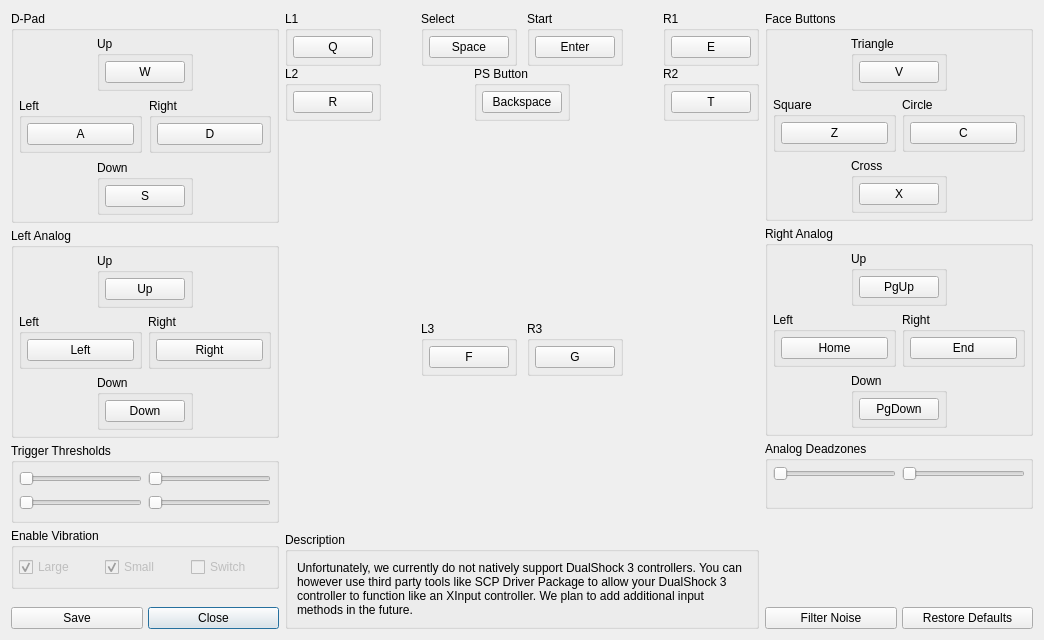
Old version of the form rpcs3/rpcs3qt/pad_settings_dialog.ui in the repository RPCS3/rpcs3.
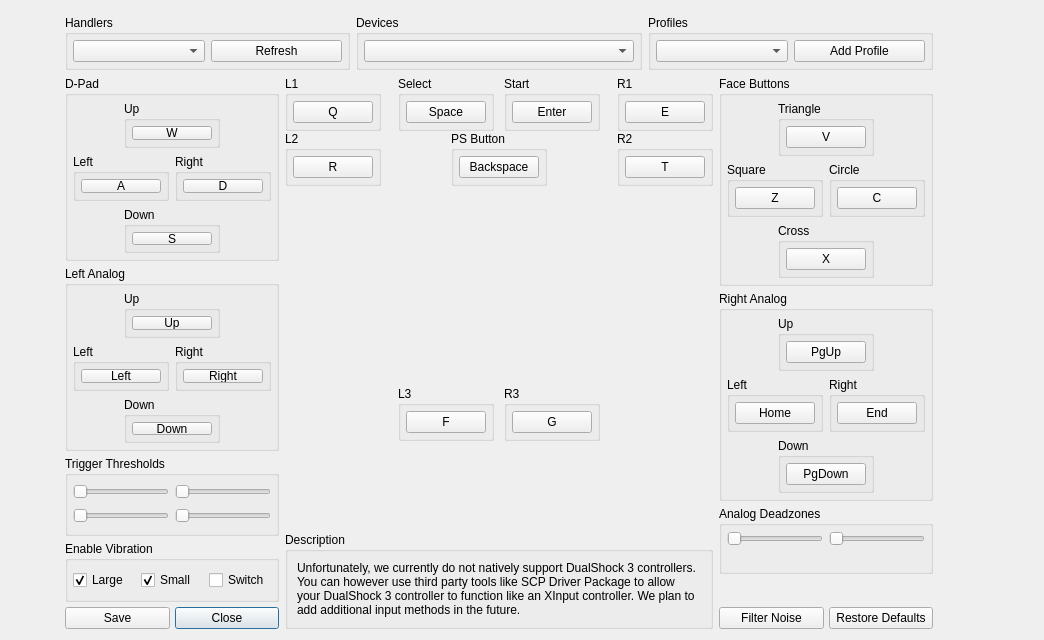
New version of the form. Icons and pictures are not drawn.

Commit message: Qt: merge pad settings

```diff
--- a/rpcs3/rpcs3qt/pad_settings_dialog.ui
+++ b/rpcs3/rpcs3qt/pad_settings_dialog.ui
@@ -17,7 +17,126 @@
    <iconset resource="../resources.qrc">
     <normaloff>:/rpcs3.ico</normaloff>:/rpcs3.ico</iconset>
   </property>
+  <widget class="QWidget" name="layoutWidget">
+   <property name="geometry">
+    <rect>
+     <x>60</x>
+     <y>10</y>
+     <width>878</width>
+     <height>624</height>
+    </rect>
+   </property>
+   <layout class="QVBoxLayout" name="mainLayout">
+    <property name="leftMargin">
+     <number>5</number>
+    </property>
+    <property name="topMargin">
+     <number>5</number>
+    </property>
+    <property name="rightMargin">
+     <number>5</number>
+    </property>
+    <property name="bottomMargin">
+     <number>5</number>
+    </property>
+    <item>
+     <layout class="QHBoxLayout" name="topLayout">
+      <item>
+       <widget class="QGroupBox" name="gb_handlers">
+        <property name="title">
+         <string>Handlers</string>
+        </property>
+        <layout class="QHBoxLayout" name="horizontalLayout_25">
+         <property name="leftMargin">
+          <number>5</number>
+         </property>
+         <property name="topMargin">
+          <number>5</number>
+         </property>
+         <property name="rightMargin">
+          <number>5</number>
+         </property>
+         <property name="bottomMargin">
+          <number>5</number>
+         </property>
+         <item>
+          <widget class="QComboBox" name="chooseHandler"/>
+         </item>
+         <item>
+          <widget class="QPushButton" name="b_refresh">
+           <property name="text">
+            <string>Refresh</string>
+           </property>
+           <property name="autoDefault">
+            <bool>false</bool>
+           </property>
+          </widget>
+         </item>
+        </layout>
+       </widget>
+      </item>
+      <item>
+       <widget class="QGroupBox" name="gb_devices">
+        <property name="title">
+         <string>Devices</string>
+        </property>
+        <layout class="QHBoxLayout" name="horizontalLayout_24">
+         <property name="leftMargin">
+          <number>5</number>
+         </property>
+         <property name="topMargin">
+          <number>5</number>
+         </property>
+         <property name="rightMargin">
+          <number>5</number>
+         </property>
+         <property name="bottomMargin">
+          <number>5</number>
+         </property>
+         <item>
+          <widget class="QComboBox" name="chooseDevice"/>
+         </item>
+        </layout>
+       </widget>
+      </item>
+      <item>
+       <widget class="QGroupBox" name="gb_profiles">
+        <property name="title">
+         <string>Profiles</string>
+        </property>
   <layout class="QHBoxLayout" name="horizontalLayout_23">
+         <property name="leftMargin">
+          <number>5</number>
+         </property>
+         <property name="topMargin">
+          <number>5</number>
+         </property>
+         <property name="rightMargin">
+          <number>5</number>
+         </property>
+         <property name="bottomMargin">
+          <number>5</number>
+         </property>
+         <item>
+          <widget class="QComboBox" name="chooseProfile"/>
+         </item>
+         <item>
+          <widget class="QPushButton" name="b_addProfile">
+           <property name="text">
+            <string>Add Profile</string>
+           </property>
+           <property name="autoDefault">
+            <bool>false</bool>
+           </property>
+          </widget>
+         </item>
+        </layout>
+       </widget>
+      </item>
+     </layout>
+    </item>
+    <item>
+     <layout class="QHBoxLayout" name="bottomLayout">
    <item>
     <layout class="QVBoxLayout" name="verticalLayout_left">
      <property name="spacing">
@@ -30,7 +149,7 @@
        </property>
        <layout class="QVBoxLayout" name="verticalLayout_25">
         <property name="spacing">
-         <number>7</number>
+            <number>6</number>
         </property>
         <property name="leftMargin">
          <number>5</number>
@@ -531,9 +650,6 @@
          <layout class="QVBoxLayout" name="gb_trigger_left">
           <item>
            <widget class="QSlider" name="slider_trigger_left">
-            <property name="enabled">
-             <bool>false</bool>
-            </property>
             <property name="orientation">
              <enum>Qt::Horizontal</enum>
             </property>
@@ -541,9 +657,6 @@
           </item>
           <item>
            <widget class="QSlider" name="preview_trigger_left">
-            <property name="enabled">
-             <bool>false</bool>
-            </property>
             <property name="orientation">
              <enum>Qt::Horizontal</enum>
             </property>
@@ -555,9 +668,6 @@
          <layout class="QVBoxLayout" name="gb_trigger_right">
           <item>
            <widget class="QSlider" name="slider_trigger_right">
-            <property name="enabled">
-             <bool>false</bool>
-            </property>
             <property name="orientation">
              <enum>Qt::Horizontal</enum>
             </property>
@@ -565,9 +675,6 @@
           </item>
           <item>
            <widget class="QSlider" name="preview_trigger_right">
-            <property name="enabled">
-             <bool>false</bool>
-            </property>
             <property name="orientation">
              <enum>Qt::Horizontal</enum>
             </property>
@@ -598,9 +705,6 @@
         </property>
         <item>
          <widget class="QCheckBox" name="chb_vibration_large">
-          <property name="enabled">
-           <bool>false</bool>
-          </property>
           <property name="text">
            <string>Large</string>
           </property>
@@ -611,9 +715,6 @@
         </item>
         <item>
          <widget class="QCheckBox" name="chb_vibration_small">
-          <property name="enabled">
-           <bool>false</bool>
-          </property>
           <property name="text">
            <string>Small</string>
           </property>
@@ -624,9 +725,6 @@
         </item>
         <item>
          <widget class="QCheckBox" name="chb_vibration_switch">
-          <property name="enabled">
-           <bool>false</bool>
-          </property>
           <property name="text">
            <string>Switch</string>
           </property>
@@ -640,6 +738,9 @@
        <property name="orientation">
         <enum>Qt::Vertical</enum>
        </property>
+          <property name="sizeType">
+           <enum>QSizePolicy::MinimumExpanding</enum>
+          </property>
        <property name="sizeHint" stdset="0">
         <size>
          <width>20</width>
@@ -665,6 +766,9 @@
          <property name="text">
           <string>Close</string>
          </property>
+            <property name="default">
+             <bool>true</bool>
+            </property>
         </widget>
        </item>
       </layout>
@@ -1138,6 +1242,9 @@
        <property name="orientation">
         <enum>Qt::Vertical</enum>
        </property>
+          <property name="sizeType">
+           <enum>QSizePolicy::MinimumExpanding</enum>
+          </property>
        <property name="sizeHint" stdset="0">
         <size>
          <width>20</width>
@@ -1674,9 +1781,6 @@
          <layout class="QVBoxLayout" name="gb_stick_left">
           <item>
            <widget class="QSlider" name="slider_stick_left">
-            <property name="enabled">
-             <bool>false</bool>
-            </property>
             <property name="orientation">
              <enum>Qt::Horizontal</enum>
             </property>
@@ -1695,9 +1799,6 @@
          <layout class="QVBoxLayout" name="gb_stick_right">
           <item>
            <widget class="QSlider" name="slider_stick_right">
-            <property name="enabled">
-             <bool>false</bool>
-            </property>
             <property name="orientation">
              <enum>Qt::Horizontal</enum>
             </property>
@@ -1720,6 +1821,9 @@
        <property name="orientation">
         <enum>Qt::Vertical</enum>
        </property>
+          <property name="sizeType">
+           <enum>QSizePolicy::MinimumExpanding</enum>
+          </property>
        <property name="sizeHint" stdset="0">
         <size>
          <width>20</width>
@@ -1735,6 +1839,9 @@
          <property name="text">
           <string>Filter Noise</string>
          </property>
+            <property name="autoDefault">
+             <bool>false</bool>
+            </property>
         </widget>
        </item>
        <item>
@@ -1752,6 +1859,9 @@
     </layout>
    </item>
   </layout>
+    </item>
+   </layout>
+  </widget>
  </widget>
  <resources>
   <include location="../resources.qrc"/>
```
Lines whose indentation alone changed are shown as unchanged. The commit also changes 8 other files.
